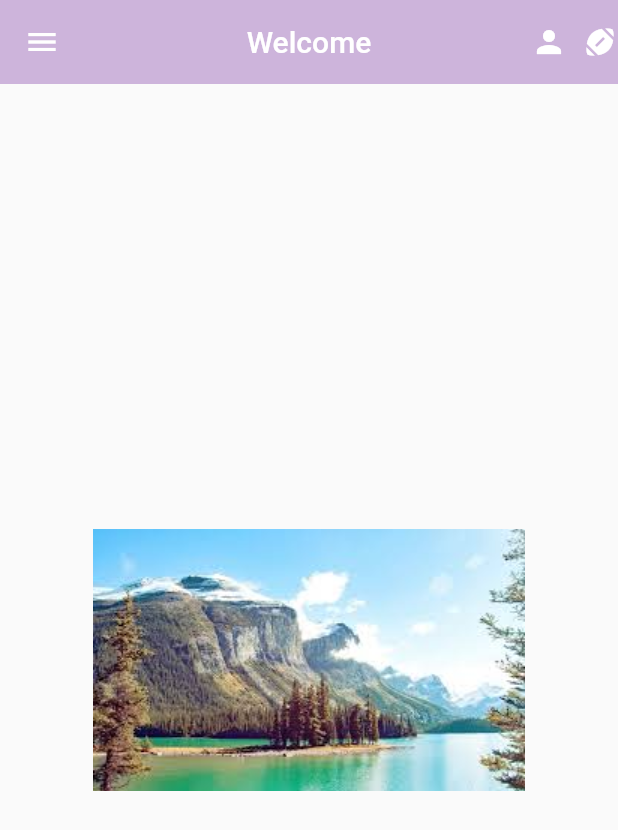
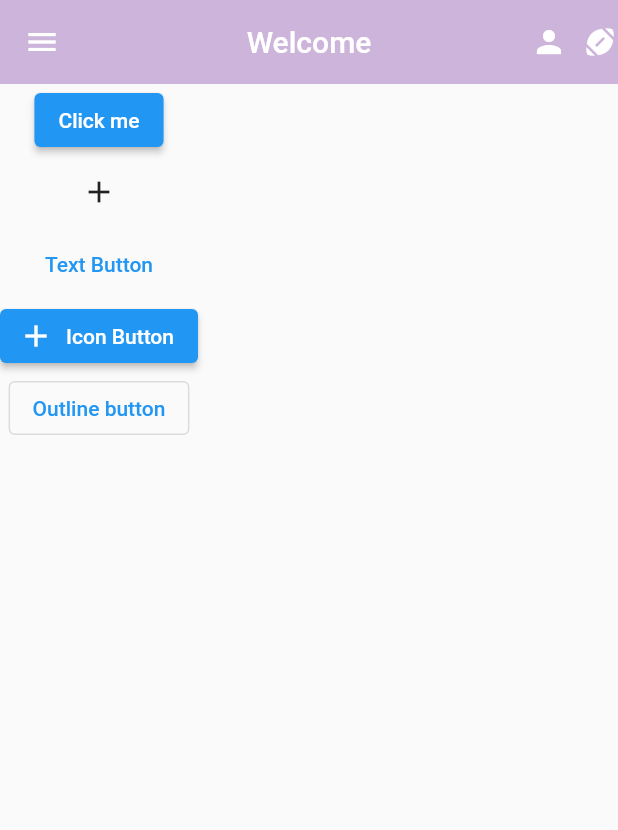
Before and after one commit to ahmed-moha/JUST-CA20-CODES, a Flutter app: the screen it shows after launch, on a phone screen of 412 x 824 dp. Shown: the top 830 px of the screen. Run offline on Flutter 3.47's test engine with Material 2 defaults, Android fonts, the phone set to English and light mode, and no system bars.

Commit message:
LESSON 3

```diff
--- a/lib/main.dart
+++ b/lib/main.dart
@@ -1,8 +1,10 @@
+
 import 'package:flutter/material.dart';
 
 void main() {
   runApp(
     const MaterialApp(
+      debugShowCheckedModeBanner: false,
       home: Home(),
     ),
   );
@@ -28,24 +30,80 @@ class Home extends StatelessWidget {
           Icon(Icons.sports_football)
         ],
       ),
-      body: const Center(
-          child: Image(
-        image: AssetImage("assets/2.jpeg"),
-      )
-          //   image: NetworkImage(
-          //     "https://encrypted-tbn0.gstatic.com/images?q=tbn:ANd9GcQ_L6zqvKijy3UpsxdVdQO8ygcpUy4yzIh-hQ&usqp=CAU",
-          //   ),
-          // ),
-          // child: Text(
-          //   "Hellow World ",
-          //   style: TextStyle(
-          //     fontSize: 30,
-          //     fontWeight: FontWeight.normal,
-          //     color: Colors.cyan,
-          //   ),
-          //   textAlign: TextAlign.justify,
-          // ),
-          ),
+
+      body: SizedBox(
+        // width: 300,
+        // color: Colors.cyan,
+        child: Column(
+          // mainAxisAlignment: MainAxisAlignment.spaceBetween,
+          // crossAxisAlignment:CrossAxisAlignment.stretch ,
+          children: [
+            ElevatedButton(
+              onPressed: () {
+                print("HELLO WORLD");
+              },
+              child: const Text("Click me"),
+            ),
+            IconButton(onPressed: () {}, icon: const Icon(Icons.add)),
+            TextButton(onPressed: () {}, child: const Text("Text Button")),
+            ElevatedButton.icon(
+              onPressed: () {},
+              icon: const Icon(Icons.add),
+              label: const Text("Icon Button"),
+            ),
+            OutlinedButton(
+                onPressed: () {}, child: const Text("Outline button"))
+            // Container(
+            //   width: 100,
+            //   height: 100,
+            //   color: Colors.red,
+            // ),
+            // Container(
+            //   width: 100,
+            //   height: 100,
+            //   color: Colors.blue,
+            // ),
+            // Container(
+            //   width: 100,
+            //   height: 100,
+            //   color: Colors.green,
+            // )
+          ],
+        ),
+      ),
+      // body: Center(
+      //   child: Container(
+      //     width: 300,
+      //     height: 300,
+      //     alignment: Alignment.topRight,
+      //     padding: const EdgeInsets.symmetric(vertical: 30, horizontal: 30),
+      //     // padding: const EdgeInsets.only(
+      //     //   top: 20,
+      //     //   left: 20
+      //     // ),
+      //     decoration: BoxDecoration(
+      //         color: Colors.white,
+      //         border: Border.all(
+      //           width: 3.0,
+      //           color: Colors.red,
+      //         ),
+      //         // borderRadius: BorderRadius.circular(50),
+      //         borderRadius: const BorderRadius.only(
+      //           topRight: Radius.circular(50),
+      //           bottomLeft: Radius.circular(50),
+      //         ),
+      //         boxShadow: [
+      //           BoxShadow(
+      //               blurRadius: 25,
+      //               color: Colors.black.withOpacity(0.85),
+      //               offset: const Offset(1, 10))
+      //         ]),
+      //     child: const Text(
+      //       "Container",
+      //       style: TextStyle(fontSize: 30),
+      //     ),
+      //   ),
+      // ),
     );
   }
 }
```
Also changed, not shown: assets/3.jpeg (added).
